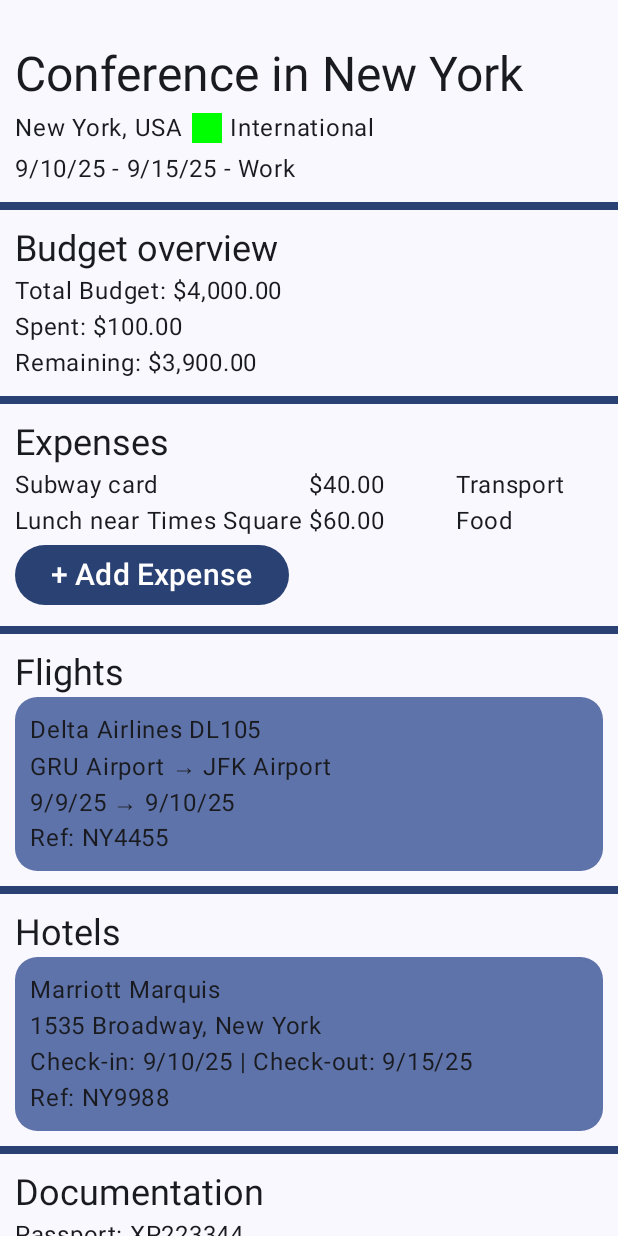
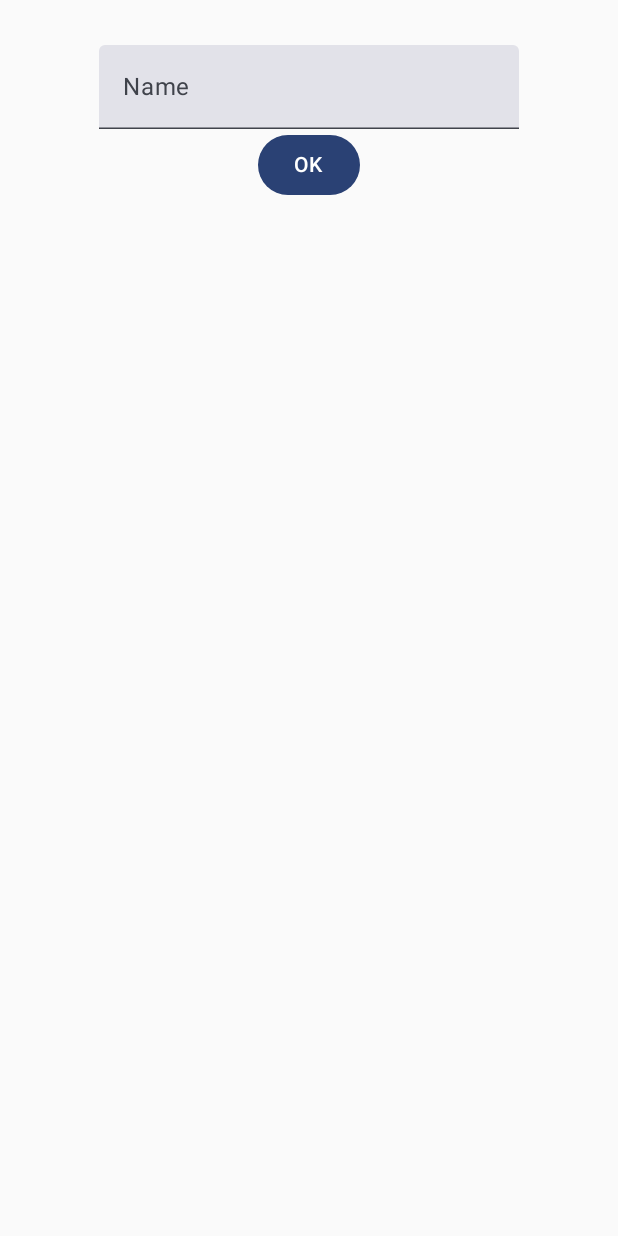
Before and after one commit to Mokekinho/PlanGo, an Android app built with Jetpack Compose: the screen it shows after launch (MainActivity), on a phone screen of 412 x 824 dp. Run offline under Robolectric (Android 15) with nearby library versions, the phone set to English and light mode, and no system bars.

Commit message:
feat: test navigation, start test type safe on sandbox

```diff
--- a/app/build.gradle.kts
+++ b/app/build.gradle.kts
@@ -56,4 +56,8 @@ dependencies {
     androidTestImplementation(libs.androidx.ui.test.junit4)
     debugImplementation(libs.androidx.ui.tooling)
     debugImplementation(libs.androidx.ui.test.manifest)
+    val nav_version = "2.9.5"
+    implementation("androidx.navigation:navigation-compose:$nav_version")
+
+    implementation("com.google.code.gson:gson:2.10.1")
 }
--- a/app/src/main/java/com/example/plango/MainActivity.kt
+++ b/app/src/main/java/com/example/plango/MainActivity.kt
@@ -13,12 +13,16 @@ import androidx.compose.material3.Text
 import androidx.compose.runtime.Composable
 import androidx.compose.ui.Modifier
 import androidx.compose.ui.tooling.preview.Preview
+import androidx.compose.ui.unit.dp
+import androidx.navigation.compose.NavHost
+import androidx.navigation.compose.rememberNavController
 import com.example.compose.PlanGoTheme
 import com.example.plango.model.DocumentInfo
 import com.example.plango.model.Expense
 import com.example.plango.model.Flight
 import com.example.plango.model.Hotel
 import com.example.plango.model.Travel
+import com.example.plango.sandbox.FakeMainScreen
 import com.example.plango.ui.MainScreen
 import com.example.plango.ui.screen.TravelInfoScreen
 import java.time.LocalDate
@@ -30,17 +34,17 @@ class MainActivity : ComponentActivity() {
         enableEdgeToEdge()
         setContent {
             PlanGoTheme {
-                //MainScreen()
-                Teste()
+                FakeMainScreen()
             }
         }
     }
 }
 
-
+/**
 @Composable
 fun Teste(){
     TravelInfoScreen(
+        innerPadding = //passsasr,
         travel = Travel(
             id = 8,
             name = "Conference in New York",
@@ -67,3 +71,5 @@ fun Teste(){
         )
     )
 }
+
+ **/
--- a/app/src/main/java/com/example/plango/navigation/Routes.kt
+++ b/app/src/main/java/com/example/plango/navigation/Routes.kt
@@ -1,4 +1,7 @@
 package com.example.plango.navigation
 
+
 object Routes {
+    const val TRAVELS = "home"
+    const val TRAVELS_INFO = "travel_info"
 }
--- /dev/null
+++ b/app/src/main/java/com/example/plango/sandbox/screens.kt
@@ -0,0 +1,190 @@
+package com.example.plango.sandbox
+
+import androidx.compose.foundation.layout.Arrangement
+import androidx.compose.foundation.layout.Column
+import androidx.compose.foundation.layout.fillMaxSize
+import androidx.compose.foundation.layout.padding
+import androidx.compose.material3.Button
+import androidx.compose.material3.Text
+import androidx.compose.material3.TextField
+import androidx.compose.runtime.Composable
+import androidx.compose.runtime.*
+import androidx.compose.ui.Alignment
+import androidx.compose.ui.Modifier
+import androidx.compose.ui.unit.dp
+import androidx.compose.ui.unit.sp
+import androidx.navigation.NavController
+import androidx.navigation.NavType
+import androidx.navigation.compose.NavHost
+import androidx.navigation.compose.composable
+import androidx.navigation.compose.rememberNavController
+import androidx.navigation.navArgument
+import kotlinx.serialization.Serializable
+
+
+// agora vou tentar fazer com Type safe
+
+@Serializable
+object FakeHomeScreen
+@Serializable
+data class FakeGreetingScreenRoute(
+    val name : String,
+    val age : Int
+)
+
+
+@Composable
+fun FakeMainScreen() {
+
+    val navController = rememberNavController()
+
+    NavHost(
+        navController = navController,
+        startDestination = FakeHomeScreen
+    ){
+        composable<FakeHomeScreen> {
+            FakeHomeScreen(navController)
+        }
+        composable<FakeGreetingScreenRoute> {
+
+
+        }
+
+
+    }
+
+
+
+}
+
+
+
+
+
+//@Composable
+//fun FakeMainScreen(){
+//    // irei implementar a mesma coisa que a de baixo so que agora com o campo arguments
+//
+//    val navController = rememberNavController()
+//
+//    NavHost(
+//        navController = navController,
+//        startDestination = "home"
+//    ){
+//       // aqui irei definir o grafico
+//
+//        composable(
+//            route = "home"
+//        ) {
+//            FakeHomeScreen(navController)
+//        }
+//
+//        composable(
+//            route = "greeting/{name}/{age}", //ate aqui continua igual,
+//            arguments = listOf( //aqui agora o tipo de retorno é definido, antes era string, so que dessa forma o tipo é informado
+//                navArgument("name") { type = NavType.StringType },
+//                navArgument("age") { type = NavType.IntType }
+//
+//            )
+//        ) {entry ->
+//
+//            val name = entry.arguments?.getString("name") ?: ""
+//            val age = entry.arguments?.getInt("age") ?: 0
+//
+//            FakeGreetingScreen(name,age)
+//
+//
+//
+//        }
+//
+//
+//    }
+//
+//
+//
+//}
+
+
+
+//@Composable
+//fun FakeMainScreenFirstImplementation(){
+//    val navController = rememberNavController()
+//
+//
+//    NavHost(
+//        navController = navController,
+//        startDestination = "home"
+//    ) {
+//        composable("home") {
+//            FakeHomeScreen(navController)
+//        }
+//        composable("greeting/{name}/{age}") { entry -> // ao colocar esse /{name} eu to falando que esse composable pode receber um argumento
+//
+//            // entry agora é a nossa entrada
+//            entry.arguments?.getString("name")?.let{// aqui a gente ta falando que quer pegar uma sntring com a chave name e o let vai rodar o codigo so se nao for nulo
+//                val age = entry.arguments?.getString("age") ?: "0" // esse ?: é basicamente "se for nulo é igual a 0"
+//
+//                FakeGreetingScreen(it, age.toInt())
+//            }
+//        }
+//
+//    }
+//
+//
+//
+//
+//}
+
+
+
+@Composable
+fun FakeHomeScreen(
+    navController : NavController
+){
+
+    Column(
+      modifier = Modifier
+          .fillMaxSize()
+          .padding(30.dp)
+        ,
+        horizontalAlignment = Alignment.CenterHorizontally
+    ){
+        var name by remember {
+            mutableStateOf("")
+        }
+        TextField(
+            value = name,
+            label = {
+                Text("Name")
+            },
+            onValueChange = {
+                name = it
+            }
+
+        )
+        val age :Int = 20
+        Button(
+            onClick = {
+                navController.navigate("greeting/$name/$age")
+            }
+        ) {
+            Text("OK")
+        }
+    }
+}
+
+@Composable
+fun FakeGreetingScreen(
+    name : String,
+    age : Int
+){
+
+    Text(
+        text = "Olá $name, seja muito bem vindo, você tem $age",
+        fontSize = 25.sp,
+        modifier = Modifier
+            .padding(30.dp)
+
+    )
+
+}
```
Also changed, not shown: app/src/main/java/com/example/plango/navigation/Navigation.kt (+17 -0 lines), app/src/main/java/com/example/plango/ui/MainScreen.kt (+41 -2 lines), app/src/main/java/com/example/plango/ui/screen/TravelInfoScreen.kt (+6 -2 lines), app/src/main/java/com/example/plango/ui/screen/TravelListScreen.kt (+22 -3 lines).
